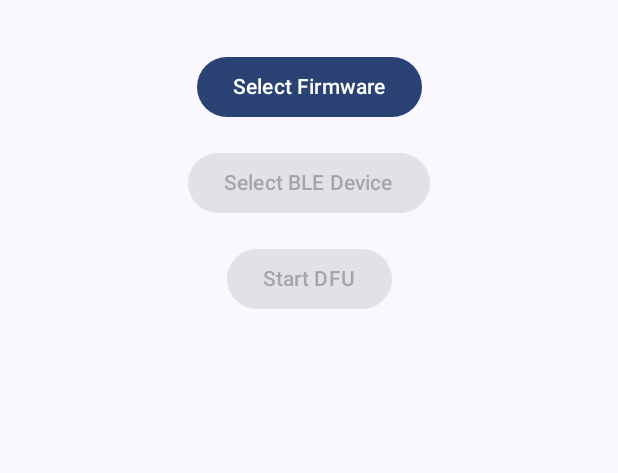
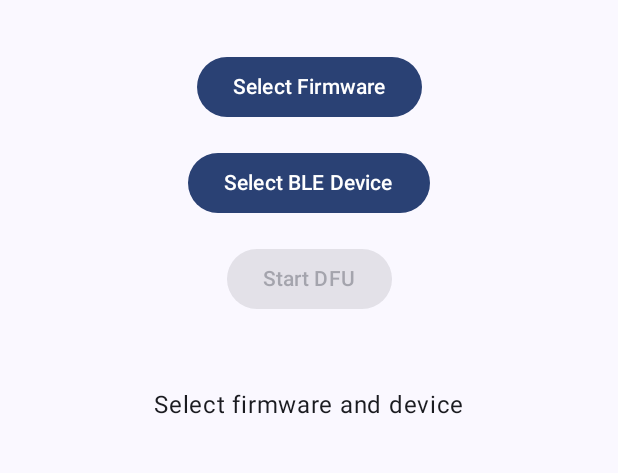
Before and after one commit to OpenSeizureDetector/Android_PineTime_Updater, an Android app built with Jetpack Compose: the screen it shows after launch (MainActivity), on a phone screen of 412 x 824 dp, the part 153-626 px from its top. Run offline under Robolectric (Android 15) with nearby library versions, the phone set to English and light mode, and no system bars; our stand-ins replace Dagger/Hilt's generated code; libraries missing offline, so code that uses them is left out: com.jakewharton.retrofit2.

Commit message:
Improved state handling so we have sensible messages to prompt the user depending on what has been selected

```diff
--- a/app/src/main/java/uk/org/openseizuredetector/pinetime/ui/MainScreen.kt
+++ b/app/src/main/java/uk/org/openseizuredetector/pinetime/ui/MainScreen.kt
@@ -25,7 +25,7 @@ import uk.org.openseizuredetector.pinetime.viewmodel.*
 @OptIn(ExperimentalMaterial3Api::class, ExperimentalPermissionsApi::class)
 @Composable
 fun MainScreen() {
-    var firmwareUri by remember { mutableStateOf<Uri?>(null) }
+    // The UI now only needs to manage the selected device address and dialog visibility.
     var selectedDevice by remember { mutableStateOf<String?>(null) }
     var showScanner by remember { mutableStateOf(false) }
     var showFirmwareDialog by remember { mutableStateOf(false) }
@@ -36,6 +36,18 @@ fun MainScreen() {
     val firmwareViewModel: FirmwareViewModel = hiltViewModel()
     val firmwareState = firmwareViewModel.firmwareState.collectAsState().value
     val downloadState = firmwareViewModel.downloadState.collectAsState().value
+    // The firmware URI is now sourced directly from the ViewModel.
+    val firmwareUri by firmwareViewModel.downloadedUri.collectAsState()
+
+    // Reset DFU state if a new firmware is selected (by observing the URI)
+    LaunchedEffect(firmwareUri) {
+        dfuViewModel.resetDfuState()
+    }
+
+    // Reset DFU state if a new device is selected
+    LaunchedEffect(selectedDevice) {
+        dfuViewModel.resetDfuState()
+    }
 
     val postNotificationPermission = if (Build.VERSION.SDK_INT >= Build.VERSION_CODES.TIRAMISU) {
         rememberPermissionState(permission = Manifest.permission.POST_NOTIFICATIONS)
@@ -87,27 +99,8 @@ fun MainScreen() {
                     Text(text = "Select Firmware")
                 }
 
-                LaunchedEffect(downloadState) {
-                    if (downloadState is DownloadState.Finished) {
-                        firmwareUri = downloadState.uri
-                    }
-                }
-
-                if (downloadState is DownloadState.Downloading) {
-                    LinearProgressIndicator(progress = downloadState.progress / 100f)
-                    Text(text = "Downloading firmware: ${downloadState.progress}%")
-                }
-
-                firmwareUri?.let {
-                    Text(text = "Selected file: ${it.path}")
-                }
-
-                Button(onClick = { showScanner = true }, enabled = firmwareUri != null) {
+                Button(onClick = { showScanner = true }) {
                     Text(text = "Select BLE Device")
-                }
-
-                selectedDevice?.let {
-                    Text(text = "Selected device: $it")
                 }
 
                 val canStartDfu = firmwareUri != null &&
@@ -123,22 +116,53 @@ fun MainScreen() {
                     Text(text = "Start DFU")
                 }
 
-                if (postNotificationPermission?.status?.isGranted == false) {
-                    Text("Notification permission is required to run the DFU process.")
+                // Dynamic status text area
+                val statusText = when {
+                    firmwareUri == null && selectedDevice == null -> "Select firmware and device"
+                    firmwareUri == null -> "Select firmware"
+                    selectedDevice == null -> "Select device"
+                    else -> "Ready to start"
                 }
 
-                when (dfuState) {
+                Spacer(modifier = Modifier.height(16.dp))
+
+                // DFU Status Display
+                when (val state = dfuState) {
+                    is DfuUiState.Waiting -> {
+                        Text(text = "Waiting for device...")
+                        CircularProgressIndicator()
+                    }
                     is DfuUiState.InProgress -> {
-                        LinearProgressIndicator(progress = dfuState.progress / 100f)
-                        Text(text = "DFU in progress: ${dfuState.progress}%")
+                        LinearProgressIndicator(progress = state.progress / 100f)
+                        Text(text = "DFU in progress: ${state.progress}%")
                     }
                     is DfuUiState.Success -> {
                         Text(text = "DFU Successful!")
                     }
                     is DfuUiState.Error -> {
-                        Text(text = "DFU Error: ${dfuState.message}")
+                        Text(text = "DFU Error: ${state.message}")
                     }
-                    else -> {}
+                    is DfuUiState.Idle -> {
+                        // In Idle state, show the selection status
+                        Text(text = statusText)
+                        // Also show the selected file and device
+                        firmwareUri?.let {
+                            Text(text = "Firmware: ${it.lastPathSegment}")
+                        }
+                        selectedDevice?.let {
+                            Text(text = "Device: $it")
+                        }
+                    }
+                }
+
+                // Download progress is shown separately and is always visible when downloading
+                if (downloadState is DownloadState.Downloading) {
+                    LinearProgressIndicator(progress = downloadState.progress / 100f)
+                    Text(text = "Downloading firmware: ${downloadState.progress}%")
+                }
+
+                if (postNotificationPermission?.status?.isGranted == false) {
+                    Text("Notification permission is required to run the DFU process.")
                 }
             }
         }
@@ -174,10 +198,12 @@ private fun FirmwareDialog(
                             Text(
                                 text = text,
                                 fontWeight = fontWeight,
-                                modifier = Modifier.clickable {
-                                    onFirmwareSelected(release)
-                                    onDismiss()
-                                 }.padding(vertical = 8.dp)
+                                modifier = Modifier
+                                    .fillMaxWidth()
+                                    .clickable {
+                                        onFirmwareSelected(release)
+                                        onDismiss()
+                                    }.padding(vertical = 8.dp)
                             )
                         }
                     }
--- a/app/src/main/java/uk/org/openseizuredetector/pinetime/viewmodel/DfuViewModel.kt
+++ b/app/src/main/java/uk/org/openseizuredetector/pinetime/viewmodel/DfuViewModel.kt
@@ -14,6 +14,7 @@ import javax.inject.Inject
 
 sealed class DfuUiState {
     object Idle : DfuUiState()
+    object Waiting : DfuUiState() // New state for immediate feedback
     data class InProgress(val progress: Int) : DfuUiState()
     object Success : DfuUiState()
     data class Error(val message: String) : DfuUiState()
@@ -59,17 +60,21 @@ class DfuViewModel @Inject constructor(
     }
 
     fun startDfu(deviceAddress: String, firmwareUri: Uri) {
+        // Set state to Waiting immediately
+        _dfuState.value = DfuUiState.Waiting
+
         val initiator = DfuServiceInitiator(deviceAddress)
-            .setDeviceName("PineTime") // You might want to make this dynamic
+            .setDeviceName("PineTime")
             .setKeepBond(true)
             .setZip(firmwareUri)
-            // Disable MTU request to prevent GATT timeouts on some devices.
             .setMtu(0)
-            // This is required for many devices to switch to bootloader mode.
             .setUnsafeExperimentalButtonlessServiceInSecureDfuEnabled(true)
-            // Enable and set a conservative value for PRNs to make the DFU process more reliable.
             .setPacketsReceiptNotificationsEnabled(true)
             .setPacketsReceiptNotificationsValue(10)
         initiator.start(context, DfuService::class.java)
     }
+
+    fun resetDfuState() {
+        _dfuState.value = DfuUiState.Idle
+    }
 }
--- a/app/src/main/java/uk/org/openseizuredetector/pinetime/viewmodel/FirmwareViewModel.kt
+++ b/app/src/main/java/uk/org/openseizuredetector/pinetime/viewmodel/FirmwareViewModel.kt
@@ -19,7 +19,6 @@ import javax.inject.Inject
 sealed class FirmwareUiState {
     object Idle : FirmwareUiState()
     object Loading : FirmwareUiState()
-    // This now holds the entire index object.
     data class Success(val index: FirmwareIndex) : FirmwareUiState()
     data class Error(val message: String) : FirmwareUiState()
 }
@@ -27,7 +26,7 @@ sealed class FirmwareUiState {
 sealed class DownloadState {
     object Idle : DownloadState()
     data class Downloading(val progress: Int) : DownloadState()
-    data class Finished(val uri: Uri) : DownloadState()
+    // Finished state is no longer needed, as the URI is now part of the main state.
     data class Error(val message: String) : DownloadState()
 }
 
@@ -43,12 +42,18 @@ class FirmwareViewModel @Inject constructor(
     private val _downloadState = MutableStateFlow<DownloadState>(DownloadState.Idle)
     val downloadState = _downloadState.asStateFlow()
 
+    // Expose the downloaded URI as a state.
+    private val _downloadedUri = MutableStateFlow<Uri?>(null)
+    val downloadedUri = _downloadedUri.asStateFlow()
+
     fun fetchFirmwareIndex() {
+        // Reset states when starting a new fetch
+        _downloadedUri.value = null
+        _downloadState.value = DownloadState.Idle
         viewModelScope.launch {
             _firmwareState.value = FirmwareUiState.Loading
             try {
                 val index = service.getIndex()
-                // Pass the entire index object to the Success state.
                 _firmwareState.value = FirmwareUiState.Success(index)
             } catch (e: Exception) {
                 _firmwareState.value = FirmwareUiState.Error(e.message ?: "Unknown error")
@@ -81,7 +86,10 @@ class FirmwareViewModel @Inject constructor(
                             }
                         }
                     }
-                    _downloadState.value = DownloadState.Finished(Uri.fromFile(file))
+                    // Update the dedicated URI state.
+                    _downloadedUri.value = Uri.fromFile(file)
+                    // Set download to idle once finished.
+                    _downloadState.value = DownloadState.Idle
                 } else {
                     _downloadState.value = DownloadState.Error("Download failed")
                 }
```
